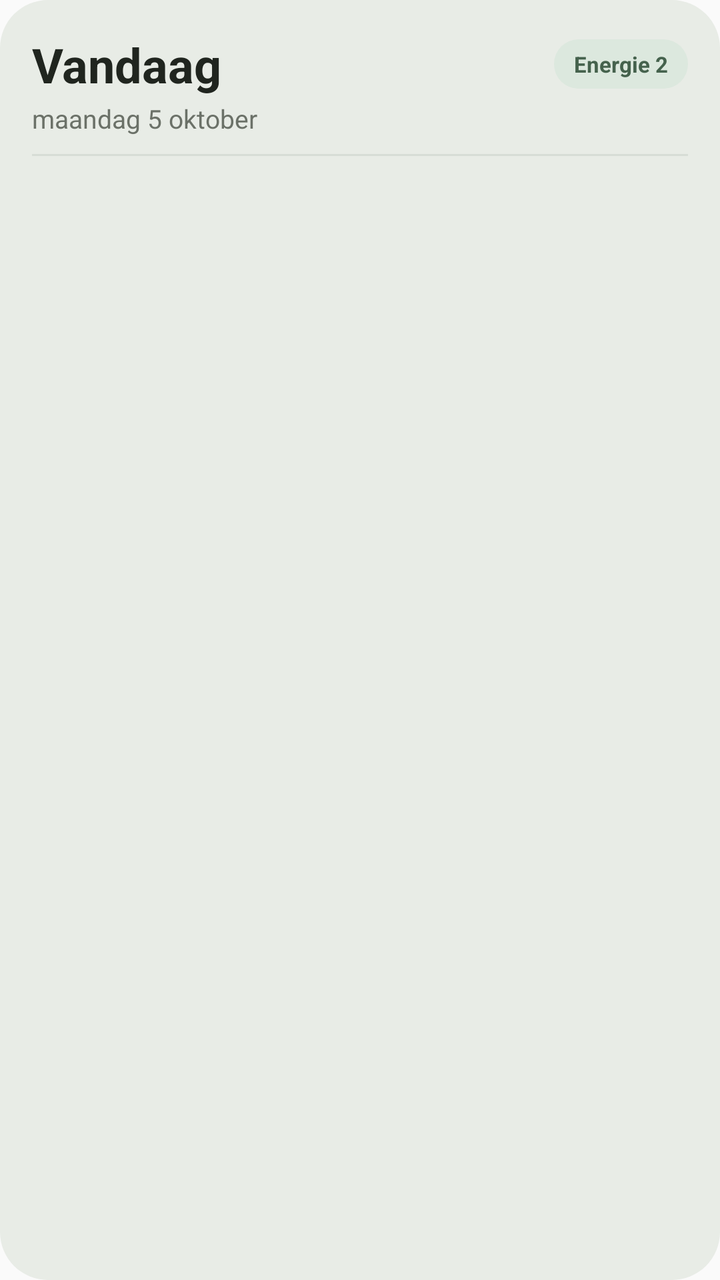
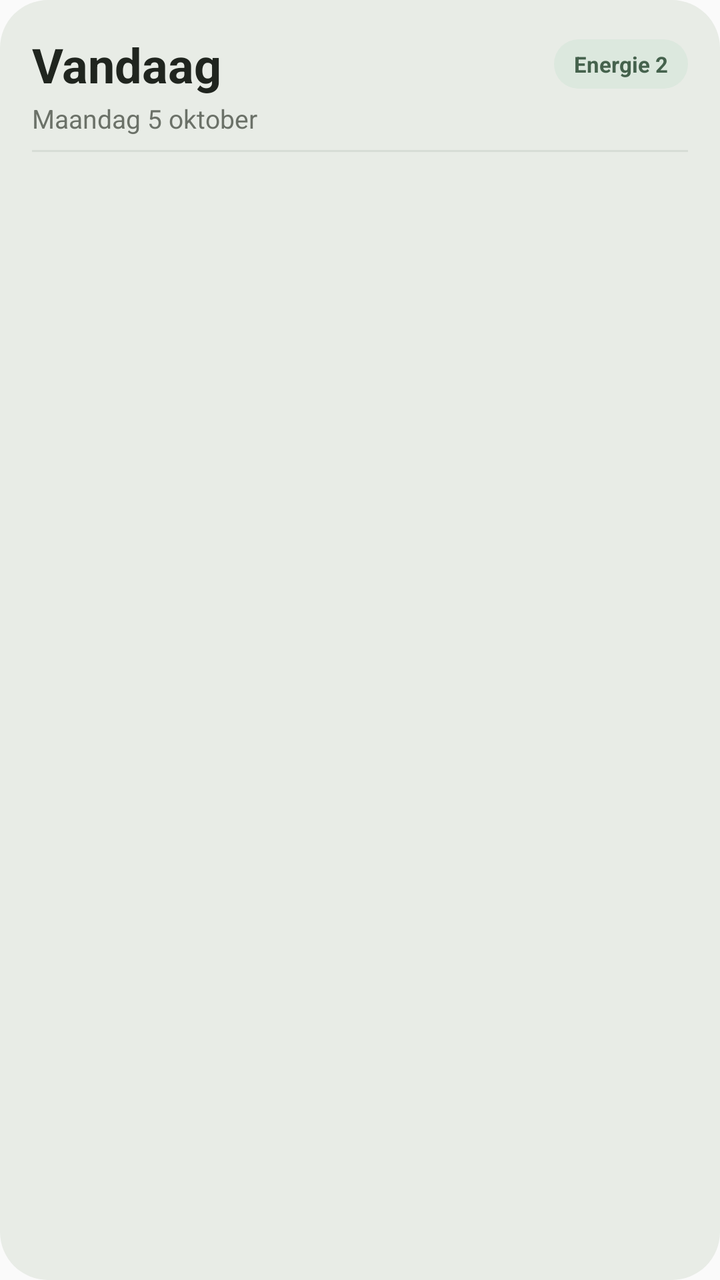

Compare the two renders of this Android layout. The source of the first and the diff that turns it into the second are given below.
<!-- AndroidManifest.xml: application theme AppTheme -->
<!-- res/layout/widget_today.xml -->
<?xml version="1.0" encoding="utf-8"?>
<LinearLayout xmlns:android="http://schemas.android.com/apk/res/android"
    android:id="@+id/today_root"
    android:layout_width="match_parent"
    android:layout_height="match_parent"
    android:orientation="vertical"
    android:padding="16dp"
    android:background="@drawable/widget_bg">

    <LinearLayout
        android:layout_width="match_parent"
        android:layout_height="wrap_content"
        android:orientation="horizontal"
        android:gravity="center_vertical">

        <TextView
            android:layout_width="0dp"
            android:layout_height="wrap_content"
            android:layout_weight="1"
            android:text="Vandaag"
            android:textStyle="bold"
            android:textSize="24sp"
            android:textColor="@color/text" />

        <TextView
            android:id="@+id/today_energy"
            android:layout_width="wrap_content"
            android:layout_height="wrap_content"
            android:paddingLeft="10dp"
            android:paddingRight="10dp"
            android:paddingTop="5dp"
            android:paddingBottom="5dp"
            android:background="@drawable/widget_pill"
            android:text="Energie 2"
            android:textSize="11sp"
            android:textStyle="bold"
            android:textColor="#45624D" />
    </LinearLayout>

    <TextView
        android:id="@+id/today_subtitle"
        android:layout_width="match_parent"
        android:layout_height="wrap_content"
        android:layout_marginTop="2dp"
        android:layout_marginBottom="9dp"
        android:text="maandag 5 oktober"
        android:textSize="13sp"
        android:textColor="#6B7168" />

    <View
        android:layout_width="match_parent"
        android:layout_height="1dp"
        android:layout_marginBottom="7dp"
        android:background="#D7DDD6" />

    <TextView android:id="@+id/today_row_1" style="@style/TodayRow" />
    <TextView android:id="@+id/today_row_2" style="@style/TodayRow" />
    <TextView android:id="@+id/today_row_3" style="@style/TodayRow" />
    <TextView android:id="@+id/today_row_4" style="@style/TodayRow" />
    <TextView android:id="@+id/today_row_5" style="@style/TodayRow" />
    <TextView android:id="@+id/today_row_6" style="@style/TodayRow" />
    <TextView android:id="@+id/today_row_7" style="@style/TodayRow" />

    <TextView
        android:id="@+id/today_empty"
        android:layout_width="match_parent"
        android:layout_height="0dp"
        android:layout_weight="1"
        android:gravity="center_vertical"
        android:text="Alles klaar voor vandaag."
        android:textSize="14sp"
        android:textColor="#6B7168"
        android:visibility="gone" />

    <TextView
        android:id="@+id/today_more"
        android:layout_width="match_parent"
        android:layout_height="wrap_content"
        android:layout_marginTop="6dp"
        android:text=""
        android:textSize="12sp"
        android:textStyle="bold"
        android:textColor="#45624D"
        android:visibility="gone" />
</LinearLayout>
<!-- resources referenced by this layout -->
<resources>
  <color name="text">#20251F</color>
  <!-- drawable widget_bg (drawable) -->
  <?xml version="1.0" encoding="utf-8"?>
  <shape xmlns:android="http://schemas.android.com/apk/res/android" android:shape="rectangle">
      <solid android:color="#E8ECE6" />
      <corners android:radius="24dp" />
  </shape>
  <!-- drawable widget_pill (drawable) -->
  <?xml version="1.0" encoding="utf-8"?>
  <shape xmlns:android="http://schemas.android.com/apk/res/android" android:shape="rectangle">
      <solid android:color="#DCE8DE" />
      <corners android:radius="20dp" />
  </shape>
  <style name="TodayRow">
          <item name="android:layout_width">match_parent</item>
          <item name="android:layout_height">wrap_content</item>
          <item name="android:minHeight">30dp</item>
          <item name="android:gravity">center_vertical</item>
          <item name="android:ellipsize">end</item>
          <item name="android:maxLines">1</item>
          <item name="android:textSize">14sp</item>
          <item name="android:textColor">@color/text</item>
          <item name="android:paddingTop">2dp</item>
          <item name="android:paddingBottom">2dp</item>
      </style>
  <style name="AppTheme" parent="android:style/Theme.Material.Light.NoActionBar">
          <item name="android:windowNoTitle">true</item>
          <item name="android:colorAccent">#45624D</item>
          <item name="android:navigationBarColor">#F5F5EF</item>
          <item name="android:statusBarColor">#45624D</item>
      </style>
</resources>

<!-- the commit's change to res/layout/widget_today.xml (unified diff, before → after) -->
@@ -42,31 +42,31 @@
         android:layout_width="match_parent"
         android:layout_height="wrap_content"
         android:layout_marginTop="2dp"
-        android:layout_marginBottom="9dp"
-        android:text="maandag 5 oktober"
+        android:layout_marginBottom="7dp"
+        android:text="Maandag 5 oktober"
         android:textSize="13sp"
         android:textColor="#6B7168" />
 
-    <View
+    <TextView
         android:layout_width="match_parent"
         android:layout_height="1dp"
         android:layout_marginBottom="7dp"
-        android:background="#D7DDD6" />
+        android:background="#D7DDD6"
+        android:text="" />
 
-    <TextView android:id="@+id/today_row_1" style="@style/TodayRow" />
-    <TextView android:id="@+id/today_row_2" style="@style/TodayRow" />
-    <TextView android:id="@+id/today_row_3" style="@style/TodayRow" />
-    <TextView android:id="@+id/today_row_4" style="@style/TodayRow" />
-    <TextView android:id="@+id/today_row_5" style="@style/TodayRow" />
-    <TextView android:id="@+id/today_row_6" style="@style/TodayRow" />
-    <TextView android:id="@+id/today_row_7" style="@style/TodayRow" />
+    <TextView android:id="@+id/today_row_1" android:layout_width="match_parent" android:layout_height="wrap_content" android:minHeight="30dp" android:gravity="center_vertical" android:ellipsize="end" android:maxLines="1" android:textSize="14sp" android:textColor="@color/text" android:paddingTop="2dp" android:paddingBottom="2dp" />
+    <TextView android:id="@+id/today_row_2" android:layout_width="match_parent" android:layout_height="wrap_content" android:minHeight="30dp" android:gravity="center_vertical" android:ellipsize="end" android:maxLines="1" android:textSize="14sp" android:textColor="@color/text" android:paddingTop="2dp" android:paddingBottom="2dp" />
+    <TextView android:id="@+id/today_row_3" android:layout_width="match_parent" android:layout_height="wrap_content" android:minHeight="30dp" android:gravity="center_vertical" android:ellipsize="end" android:maxLines="1" android:textSize="14sp" android:textColor="@color/text" android:paddingTop="2dp" android:paddingBottom="2dp" />
+    <TextView android:id="@+id/today_row_4" android:layout_width="match_parent" android:layout_height="wrap_content" android:minHeight="30dp" android:gravity="center_vertical" android:ellipsize="end" android:maxLines="1" android:textSize="14sp" android:textColor="@color/text" android:paddingTop="2dp" android:paddingBottom="2dp" />
+    <TextView android:id="@+id/today_row_5" android:layout_width="match_parent" android:layout_height="wrap_content" android:minHeight="30dp" android:gravity="center_vertical" android:ellipsize="end" android:maxLines="1" android:textSize="14sp" android:textColor="@color/text" android:paddingTop="2dp" android:paddingBottom="2dp" />
+    <TextView android:id="@+id/today_row_6" android:layout_width="match_parent" android:layout_height="wrap_content" android:minHeight="30dp" android:gravity="center_vertical" android:ellipsize="end" android:maxLines="1" android:textSize="14sp" android:textColor="@color/text" android:paddingTop="2dp" android:paddingBottom="2dp" />
+    <TextView android:id="@+id/today_row_7" android:layout_width="match_parent" android:layout_height="wrap_content" android:minHeight="30dp" android:gravity="center_vertical" android:ellipsize="end" android:maxLines="1" android:textSize="14sp" android:textColor="@color/text" android:paddingTop="2dp" android:paddingBottom="2dp" />
 
     <TextView
         android:id="@+id/today_empty"
         android:layout_width="match_parent"
-        android:layout_height="0dp"
-        android:layout_weight="1"
-        android:gravity="center_vertical"
+        android:layout_height="wrap_content"
+        android:layout_marginTop="10dp"
         android:text="Alles klaar voor vandaag."
         android:textSize="14sp"
         android:textColor="#6B7168"
<!-- resource entries referenced after the edit -->
@@ -13,18 +13,6 @@
       <solid android:color="#DCE8DE" />
       <corners android:radius="20dp" />
   </shape>
-  <style name="TodayRow">
-          <item name="android:layout_width">match_parent</item>
-          <item name="android:layout_height">wrap_content</item>
-          <item name="android:minHeight">30dp</item>
-          <item name="android:gravity">center_vertical</item>
-          <item name="android:ellipsize">end</item>
-          <item name="android:maxLines">1</item>
-          <item name="android:textSize">14sp</item>
-          <item name="android:textColor">@color/text</item>
-          <item name="android:paddingTop">2dp</item>
-          <item name="android:paddingBottom">2dp</item>
-      </style>
   <style name="AppTheme" parent="android:style/Theme.Material.Light.NoActionBar">
           <item name="android:windowNoTitle">true</item>
           <item name="android:colorAccent">#45624D</item>
